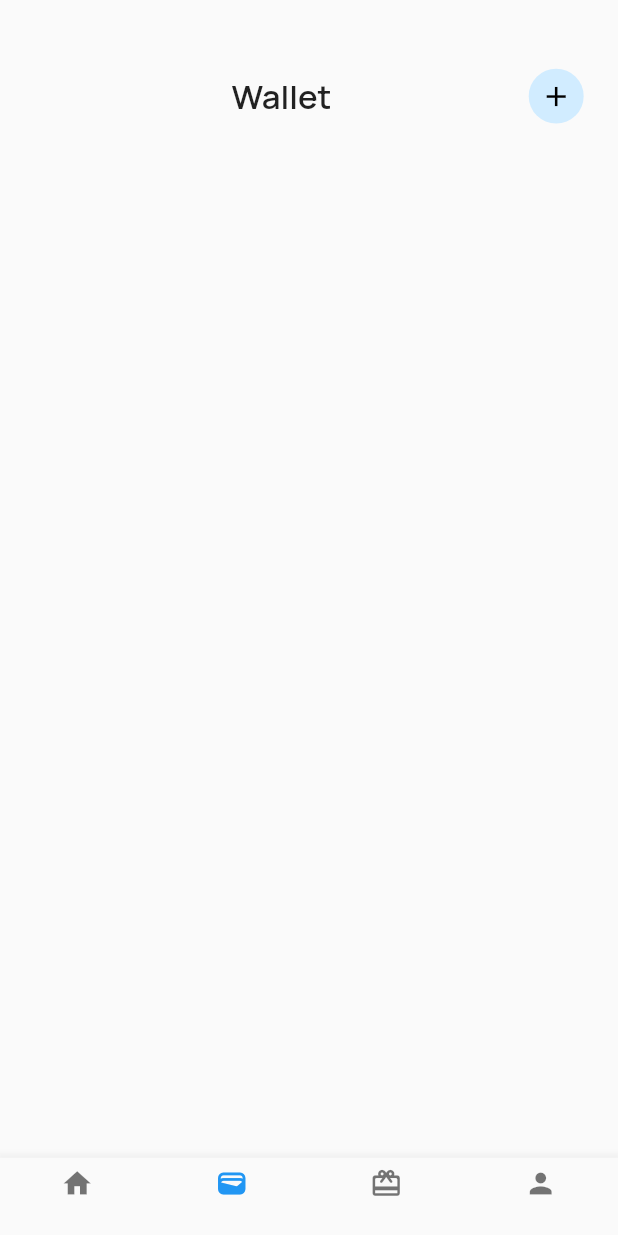
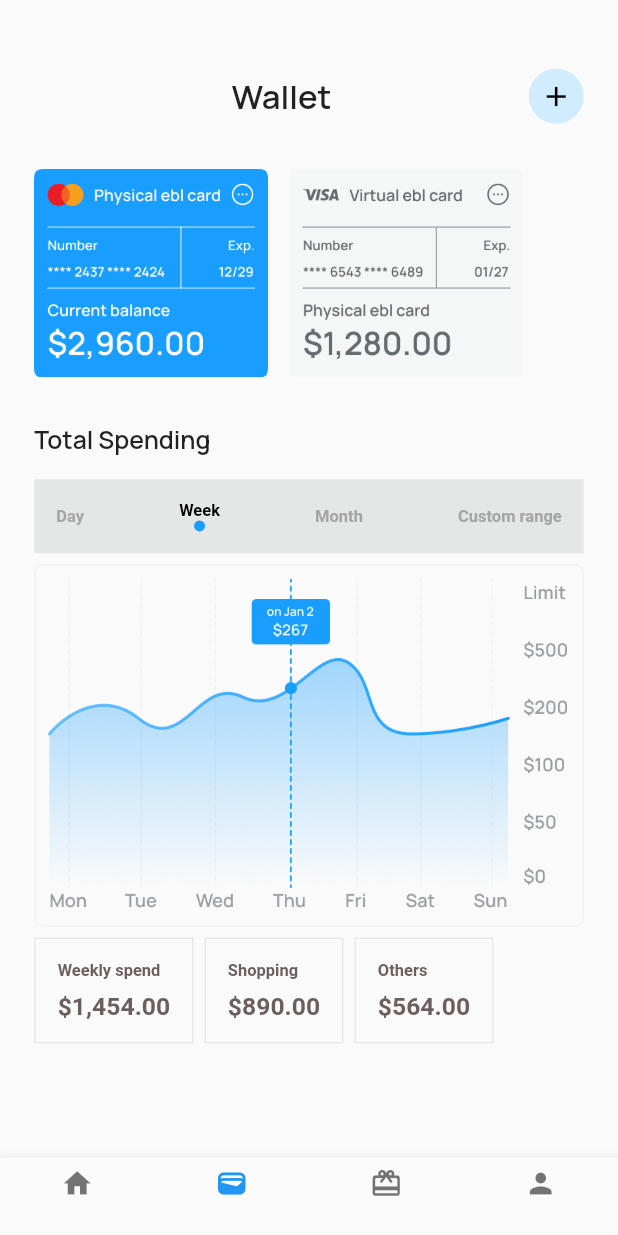
Before and after one commit to handika231/test-job, a Flutter app: the screen it shows after launch, item 2 of the bottom bar chosen, on a phone screen of 412 x 824 dp. Run offline on Flutter 3.47's test engine with Material 2 defaults, Android fonts, the phone set to English and light mode, and no system bars; our stand-ins replace awesome_dialog, get, google_fonts, responsive_framework.

Commit message:
add slicing wallet page

```diff
--- a/lib/presentation/pages/detail/detail_page.dart
+++ b/lib/presentation/pages/detail/detail_page.dart
@@ -10,6 +10,7 @@ class DetailPage extends StatelessWidget {
   @override
   Widget build(BuildContext context) {
     return Scaffold(
+      resizeToAvoidBottomInset: false,
       backgroundColor: white,
       body: Column(
         crossAxisAlignment: CrossAxisAlignment.stretch,
--- a/lib/presentation/pages/wallet/wallet_page.dart
+++ b/lib/presentation/pages/wallet/wallet_page.dart
@@ -1,7 +1,10 @@
 import 'package:flutter/material.dart';
 import 'package:get/get.dart';
+import 'package:money_app/common/extension.dart';
 import 'package:money_app/common/style.dart';
 import 'package:money_app/presentation/pages/detail/detail_page.dart';
+
+import 'widgets/item_price_widget.dart';
 
 class WalletPage extends StatelessWidget {
   const WalletPage({super.key});
@@ -10,6 +13,7 @@ class WalletPage extends StatelessWidget {
   Widget build(BuildContext context) {
     return Scaffold(
       body: SafeArea(
+        child: SingleChildScrollView(
           child: Column(
             children: [
               Container(
@@ -20,6 +24,7 @@ class WalletPage extends StatelessWidget {
                   top: 50,
                 ),
                 child: Column(
+                  crossAxisAlignment: CrossAxisAlignment.start,
                   children: [
                     Row(
                       crossAxisAlignment: CrossAxisAlignment.center,
@@ -50,12 +55,116 @@ class WalletPage extends StatelessWidget {
                     const SizedBox(
                       height: 24,
                     ),
+                    Row(
+                      children: [
+                        Image.asset(
+                          'card-1'.path,
+                          height: 170,
+                          width: 170,
+                          fit: BoxFit.contain,
+                        ),
+                        const SizedBox(
+                          width: 16,
+                        ),
+                        Image.asset(
+                          'card-2'.path,
+                          height: 170,
+                          fit: BoxFit.contain,
+                          width: 170,
+                        ),
+                      ],
+                    ),
+                    const SizedBox(
+                      height: 24,
+                    ),
+                    Text(
+                      'Total Spending',
+                      style: TextStyle(fontSize: 18, fontWeight: semiBold),
+                    ),
+                    const SizedBox(
+                      height: 16,
+                    ),
+                    Container(
+                      margin: const EdgeInsets.only(bottom: 8),
+                      decoration: BoxDecoration(
+                        color: greyCard,
+                      ),
+                      padding: const EdgeInsets.all(16),
+                      child: DefaultTextStyle(
+                        style: TextStyle(
+                          fontSize: 12,
+                          color: greyText,
+                          fontWeight: semiBold,
+                        ),
+                        child: Row(
+                          mainAxisAlignment: MainAxisAlignment.spaceBetween,
+                          children: [
+                            const Text('Day'),
+                            Column(
+                              children: [
+                                Text(
+                                  'Week',
+                                  style: TextStyle(
+                                    color: black,
+                                  ),
+                                ),
+                                Container(
+                                  height: 8,
+                                  width: 8,
+                                  decoration: BoxDecoration(
+                                    shape: BoxShape.circle,
+                                    color: blueCard,
+                                  ),
+                                )
+                              ],
+                            ),
+                            const Text('Month'),
+                            const Text('Custom range'),
+                          ],
+                        ),
+                      ),
+                    ),
+                    Image.asset(
+                      'chart'.path,
+                      width: Get.width,
+                      fit: BoxFit.contain,
+                    ),
+                    const SizedBox(
+                      height: 8,
+                    ),
+                    DefaultTextStyle(
+                      style: TextStyle(
+                        color: blackText,
+                        fontWeight: semiBold,
+                        fontSize: 12,
+                      ),
+                      child: Row(
+                        children: const [
+                          ItemPriceWidget(
+                            title: 'Weekly spend',
+                            price: '1,454.00',
+                          ),
+                          ItemPriceWidget(
+                            title: 'Shopping',
+                            price: '890.00',
+                          ),
+                          ItemPriceWidget(
+                            title: 'Others',
+                            price: '564.00',
+                          ),
+                        ],
+                      ),
+                    ),
+                    const SizedBox(
+                      height: 8,
+                    ),
                   ],
                 ),
               ),
             ],
           ),
         ),
+      ),
     );
   }
 }
--- /dev/null
+++ b/lib/presentation/pages/wallet/widgets/item_price_widget.dart
@@ -0,0 +1,39 @@
+import 'package:flutter/material.dart';
+
+import '../../../../common/style.dart';
+
+class ItemPriceWidget extends StatelessWidget {
+  final String title, price;
+  const ItemPriceWidget({Key? key, required this.price, required this.title})
+      : super(key: key);
+
+  @override
+  Widget build(BuildContext context) {
+    return Flexible(
+      child: Container(
+        margin: const EdgeInsets.only(right: 8),
+        padding: const EdgeInsets.all(16),
+        decoration: BoxDecoration(
+          border: Border.all(
+            color: greyCard,
+          ),
+        ),
+        child: Column(
+          crossAxisAlignment: CrossAxisAlignment.start,
+          children: [
+            Text(title),
+            const SizedBox(
+              height: 8,
+            ),
+            Text(
+              '\$$price',
+              style: const TextStyle(
+                fontSize: 18,
+              ),
+            )
+          ],
+        ),
+      ),
+    );
+  }
+}
```
Also changed, not shown: assets/card-1.png (added), assets/card-2.png (added), assets/chart.png (added). Lines whose indentation alone changed are shown as unchanged.
